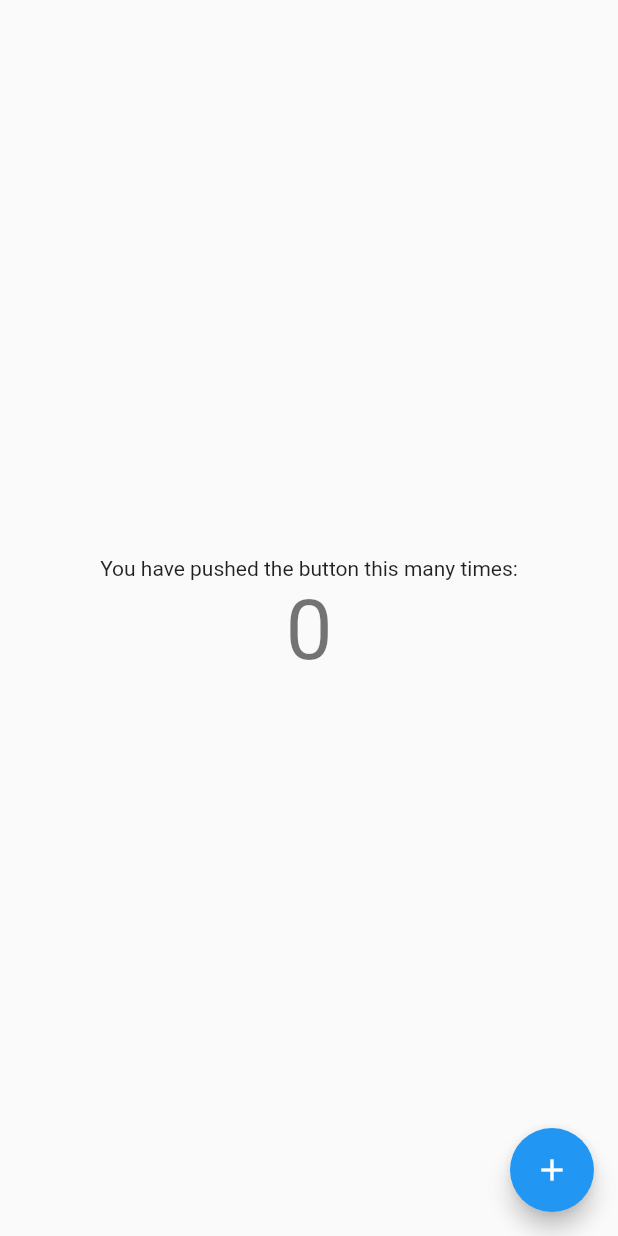
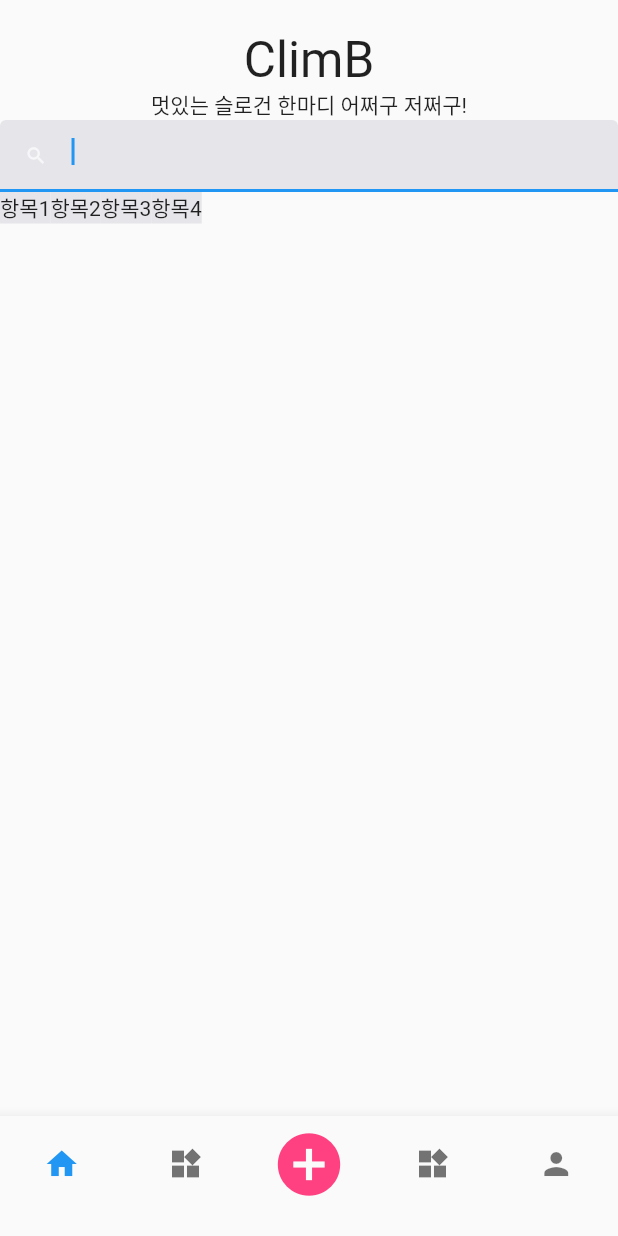
Before and after one commit to JIWON0813/Flutter-Project, a Flutter app: the Home screen opened directly, on a phone screen of 412 x 824 dp. Run offline on Flutter 3.47's test engine with Material 2 defaults, Android fonts, the phone set to English and light mode, and no system bars; missing offline and left inert: kakao_flutter_sdk.

Commit message:
main 페이지 구현

```diff
--- a/lib/home.dart
+++ b/lib/home.dart
@@ -1,3 +1,4 @@
+import 'package:flutter/cupertino.dart';
 import 'package:flutter/material.dart';
 
 class Home extends StatefulWidget {
@@ -17,25 +18,62 @@ class _HomeState extends State<Home> {
   @override
   Widget build(BuildContext context) {
     return Scaffold(
-      floatingActionButton: FloatingActionButton(
-        onPressed: _incrementCounter,
-        tooltip: 'Increment',
-        child: Icon(Icons.add),
-      ),
-      body: Center(
-        child: Column(
-          mainAxisAlignment: MainAxisAlignment.center,
-          children: <Widget>[
-            Text(
-              'You have pushed the button this many times:',
+        body: Column(
+          mainAxisAlignment: MainAxisAlignment.start,
+          children: [
+            SizedBox(height: 20),
+            Text("ClimB", style: TextStyle(fontSize: 33)),
+            Text("멋있는 슬로건 한마디 어쩌구 저쩌구!"),
+            TextField(
+              style: TextStyle(fontSize: 15),
+              autofocus: true,
+              decoration: InputDecoration(
+                filled: true,
+                fillColor: CupertinoColors.systemGrey5,
+                prefixIcon: Icon(
+                  Icons.search,
+                  color: Colors.white70,
+                  size: 15,
+                )
+              ),
             ),
-            Text(
-              '$_counter',
-              style: Theme.of(context).textTheme.displayMedium,
-            ),
+            Row(
+              children: [
+                Container(color: CupertinoColors.systemGrey5, child: Text("항목1"),),
+                Container(color: CupertinoColors.systemGrey5, child: Text("항목2"),),
+                Container(color: CupertinoColors.systemGrey5, child: Text("항목3"),),
+                Container(color: CupertinoColors.systemGrey5, child: Text("항목4"),),
+              ],
+            )
           ],
         ),
-      ),
+        bottomNavigationBar: BottomNavigationBar(
+            type: BottomNavigationBarType.fixed,
+            // onTap: _onTap,
+            // currentIndex: _currentIndex,
+            items: [
+              new BottomNavigationBarItem(
+                icon: Icon(Icons.home),
+                label: '',
+              ),
+              new BottomNavigationBarItem(
+                icon: Icon(Icons.widgets),
+                label: '',
+              ),
+              new BottomNavigationBarItem(
+                icon: Icon(Icons.add_circle, color: Colors.pinkAccent, size: 50,),
+                label: '',
+              ),
+              new BottomNavigationBarItem(
+                icon: Icon(Icons.widgets),
+                label: '',
+              ),
+              new BottomNavigationBarItem(
+                icon: Icon(Icons.person),
+                label: '',
+              )
+            ]
+        )
     );
   }
 }
--- a/lib/main.dart
+++ b/lib/main.dart
@@ -1,5 +1,6 @@
 import 'package:flutter/material.dart';
 import 'package:kakao_flutter_sdk/kakao_flutter_sdk.dart';
+import 'home.dart';
 import 'login/loading.dart';
 
 void main() {
@@ -11,7 +12,7 @@ class MyApp extends StatelessWidget {
   @override
   Widget build(BuildContext context) {
     return MaterialApp(
-      home: SplashScreen(),
+      home: Home(), //SplashScreen(),
     );
   }
 }
```
